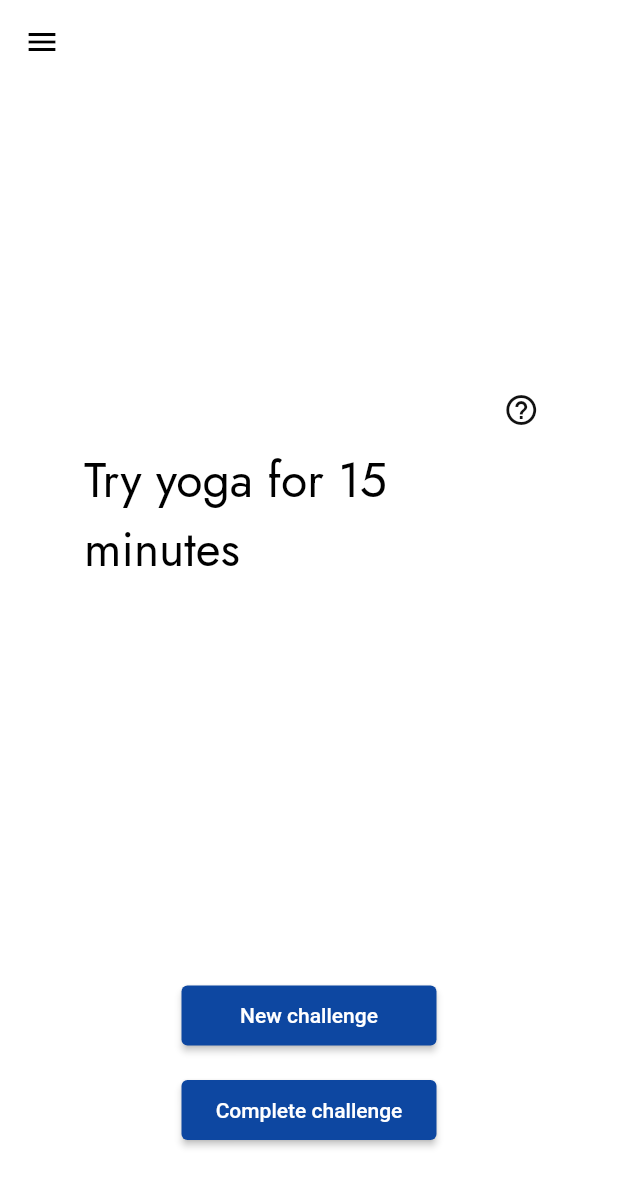
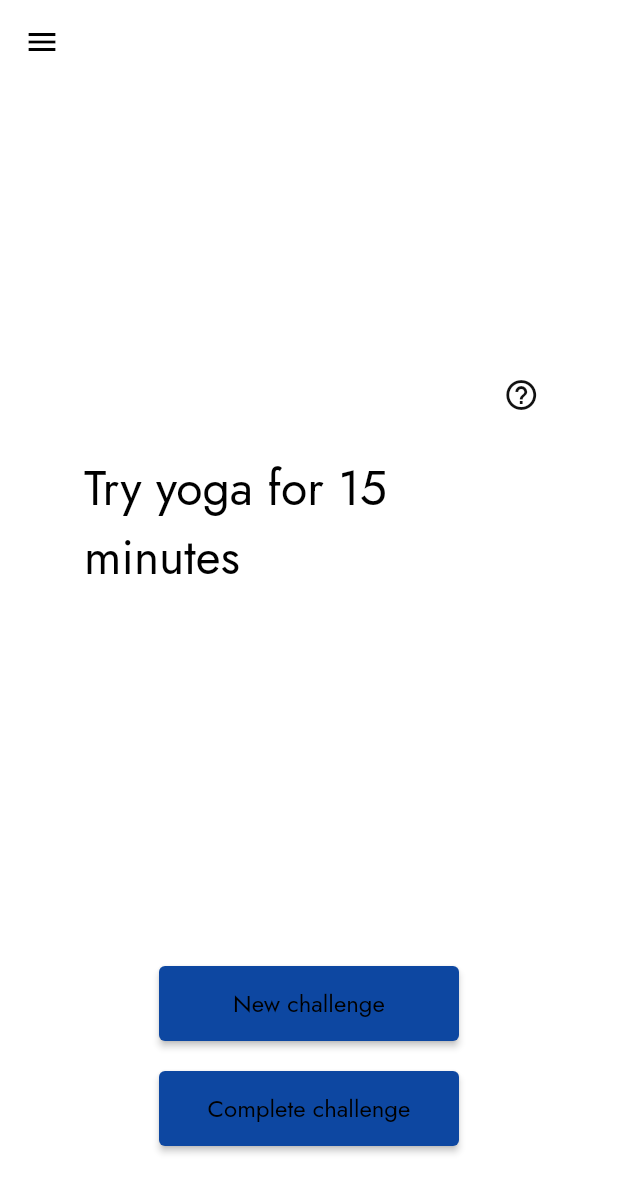
Before and after one commit to chalvikves/ChallengeApp, a Flutter app: the screen it shows after launch, on a phone screen of 412 x 824 dp. Shown: the top 1193 px of the screen. Run offline on Flutter 3.47's test engine with Material 2 defaults, Android fonts, the phone set to English and light mode, and no system bars; our stand-ins replace auto_route, flutter_calendar_carousel, get_it, google_fonts, injectable, shared_preferences and 2 more; missing offline and left inert: stacked_hooks.

```diff
--- a/lib/services/third_party_services_module.dart
+++ b/lib/services/third_party_services_module.dart
@@ -10,8 +10,8 @@ abstract class ThirdPartyServicesModule {
   @lazySingleton
   ChallengeService get challengeService;
   //NavigationService get navigationService;
-  //@lazySingleton
-  //DialogService get dialogService;
+  @lazySingleton
+  DialogService get dialogService;
   //@lazySingleton
   //SnackbarService get snackbarService;
 }
--- a/lib/views/home.dart
+++ b/lib/views/home.dart
@@ -131,7 +131,7 @@ class HomeView extends StatelessWidget {
                   flex: 8,
                 ),
                 IconButton(
-                  onPressed: () => print('test'),
+                  onPressed: () => model.callDialog(),
                   icon: Icon(
                     Icons.help_outline,
                     color: Theme.of(context).focusColor,
@@ -141,6 +141,9 @@ class HomeView extends StatelessWidget {
                   flex: 1,
                 ),
               ],
+            ),
+            const SizedBox(
+              height: 15,
             ),
             Row(
               mainAxisAlignment: MainAxisAlignment.center,
@@ -175,34 +178,43 @@ class HomeView extends StatelessWidget {
                     ),
                   ),*/
             const SizedBox(
-              height: 15,
+              height: 10,
             ),
             ElevatedButton(
               onPressed: () => model.newChallenge(),
-              child: const Text('New challenge'),
+              child: Text(
+                'New challenge',
+                style: Theme.of(context).textTheme.bodyText2,
+              ),
               style: ElevatedButton.styleFrom(
                 primary: Colors.blue[900],
-                fixedSize: const Size(170, 40),
+                fixedSize: const Size(200, 50),
               ),
             ),
             const SizedBox(
-              height: 15,
+              height: 20,
             ),
             model.currentChallenge!.state == ChallengeState.complete
                 ? ElevatedButton(
                     onPressed: () => null,
-                    child: const Text('Completed!'),
+                    child: Text(
+                      'Completed!',
+                      style: Theme.of(context).textTheme.bodyText2,
+                    ),
                     style: ElevatedButton.styleFrom(
                       primary: Colors.green,
-                      fixedSize: const Size(170, 40),
+                      fixedSize: const Size(200, 50),
                     ),
                   )
                 : ElevatedButton(
                     onPressed: () => model.complete(),
-                    child: const Text('Complete challenge'),
+                    child: Text(
+                      'Complete challenge',
+                      style: Theme.of(context).textTheme.bodyText2,
+                    ),
                     style: ElevatedButton.styleFrom(
                       primary: Colors.blue[900],
-                      fixedSize: const Size(170, 40),
+                      fixedSize: const Size(200, 50),
                     ),
                   ),
             const SizedBox(
```
Also changed, not shown: lib/viewmodels/homeViewModel.dart (+13 -0 lines), lib/global/locator.config.dart.
